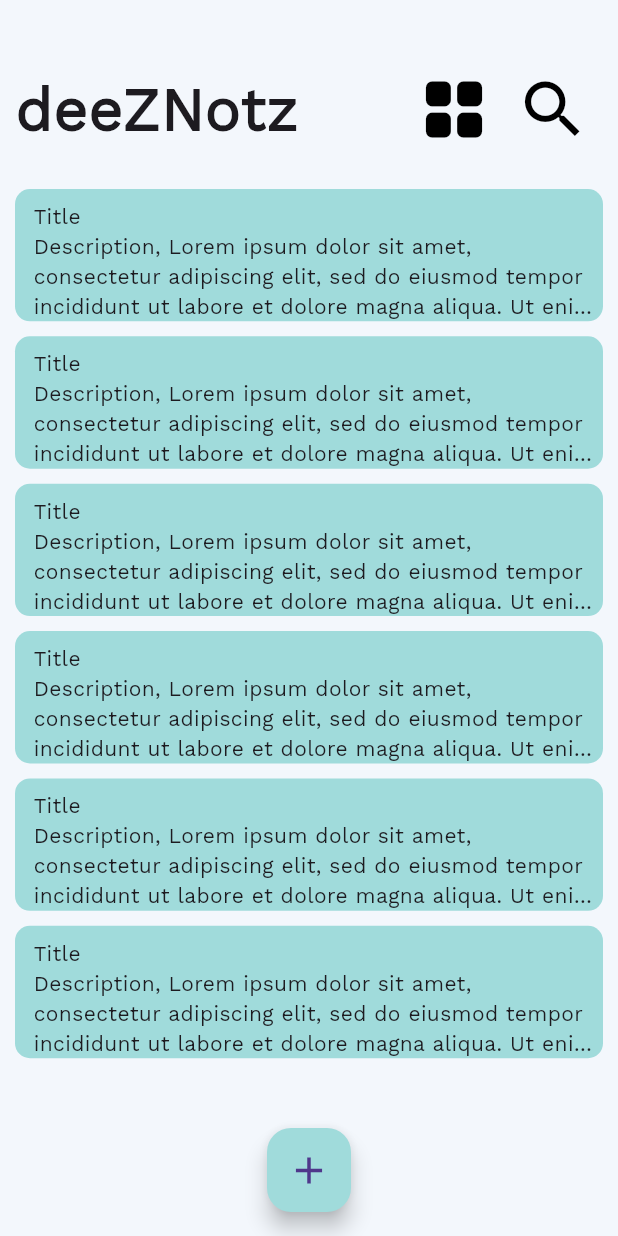
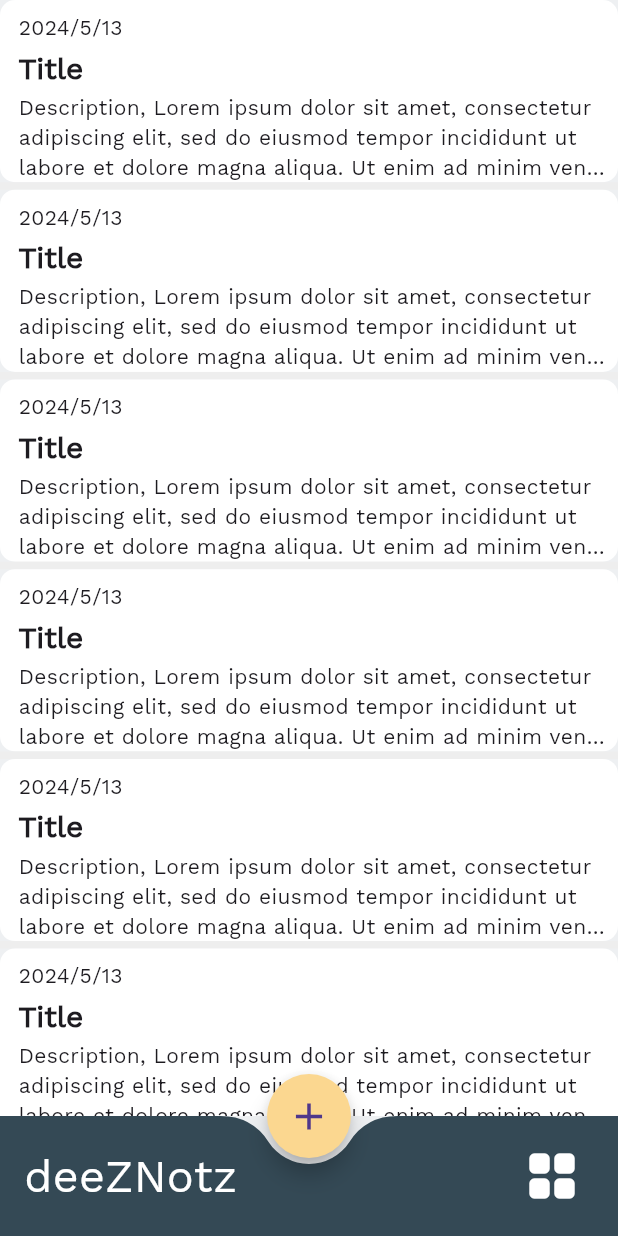
Before and after one commit to akarshbr/deeZNotz, a Flutter app: the screen it shows after launch, after a tap on the "menu" icon, on a phone screen of 412 x 824 dp. Run offline on Flutter 3.47's test engine with Material 3 defaults, Android fonts, the phone set to English and light mode, and no system bars; our stand-ins replace animated_text_kit, hive, hive_flutter, shared_preferences; accounts and stored records are empty.

Commit message:
UI modified

```diff
--- a/lib/app.dart
+++ b/lib/app.dart
@@ -1,3 +1,4 @@
+import 'package:deeznotz/core/constants/colors.dart';
 import 'package:deeznotz/presentation/home/controller/note_controller.dart';
 import 'package:deeznotz/presentation/home/controller/settings_controller.dart';
 import 'package:deeznotz/presentation/splash/view/splash_screen.dart';
@@ -16,7 +17,7 @@ class MyApp extends StatelessWidget {
         ChangeNotifierProvider(create: (context) => SettingsController())
       ],
       child: MaterialApp(
-        home: SplashScreen(),
+        home: const SplashScreen(),
         debugShowCheckedModeBanner: false,
         theme: _buildDeezNotzLightTheme(),
       ),
@@ -25,7 +26,7 @@ class MyApp extends StatelessWidget {
 }
 ThemeData _buildDeezNotzLightTheme(){
   final ThemeData base = ThemeData.light(useMaterial3: true);
-  return base.copyWith(
+  return base.copyWith(scaffoldBackgroundColor: DeezNotzColors.blue50,
     textTheme: _buildDeezNotzTextTheme(base.textTheme)
   );
 }
@@ -33,7 +34,7 @@ ThemeData _buildDeezNotzLightTheme(){
 TextTheme _buildDeezNotzTextTheme(TextTheme base) {
   return base.copyWith(
     headlineSmall: base.headlineSmall!.copyWith(fontWeight: FontWeight.w500),
-    titleLarge: base.titleLarge!.copyWith(fontSize: 20),
+    titleLarge: base.titleLarge!.copyWith(fontSize: 20,fontWeight: FontWeight.w900),
     bodySmall: base.bodySmall!.copyWith(fontWeight: FontWeight.w400,fontSize: 15),
     bodyLarge: base.bodyLarge!.copyWith(fontWeight: FontWeight.w500,fontSize: 17)
   ).apply(fontFamily: "WorkSans");
--- a/lib/core/constants/colors.dart
+++ b/lib/core/constants/colors.dart
@@ -1,10 +1,45 @@
 import 'package:flutter/widgets.dart';
 
-class ColorConstants{
-  static const Color bgColorLight =  Color(0xfff3f7fc);
+class DeezNotzColors{
+  static const Color bgColorLight =  Color(0xffeeeeee);
   static const Color bgColorDark =  Color(0xff19376d);
   static const Color cardBGColorLight = Color(0xffa0dbdb);
   static const Color cardBGColorDark = Color(0xff56a7a7);
   static const Color textColorLight = Color(0xff000000);
   static const Color textColorDark = Color(0xffffffff);
+
+  static const Color white50 = Color(0xFFFFFFFF);
+
+  static const Color black800 = Color(0xFF121212);
+  static const Color black900 = Color(0xFF000000);
+
+  static const Color blue50 = Color(0xFFEEF0F2);
+  static const Color blue100 = Color(0xFFD2DBE0);
+  static const Color blue200 = Color(0xFFADBBC4);
+  static const Color blue300 = Color(0xFF8CA2AE);
+  static const Color blue600 = Color(0xFF4A6572);
+  static const Color blue700 = Color(0xFF344955);
+  static const Color blue800 = Color(0xFF232F34);
+
+  static const Color orange300 = Color(0xFFFBD790);
+  static const Color orange400 = Color(0xFFF9BE64);
+  static const Color orange500 = Color(0xFFF9AA33);
+
+  static const Color red200 = Color(0xFFCF7779);
+  static const Color red400 = Color(0xFFFF4C5D);
+
+  static const Color white50Alpha060 = Color(0x99FFFFFF);
+
+  static const Color blue50Alpha060 = Color(0x99EEF0F2);
+
+  static const Color black900Alpha020 = Color(0x33000000);
+  static const Color black900Alpha087 = Color(0xDE000000);
+  static const Color black900Alpha060 = Color(0x99000000);
+
+  static const Color greyLabel = Color(0xFFAEAEAE);
+  static const Color darkBottomAppBarBackground = Color(0xFF2D2D2D);
+  static const Color darkDrawerBackground = Color(0xFF353535);
+  static const Color darkCardBackground = Color(0xFF1E1E1E);
+  static const Color darkChipBackground = Color(0xFF2A2A2A);
+  static const Color lightChipBackground = Color(0xFFE5E5E5);
 }
--- a/lib/core/dummy_data/dummy_data.dart
+++ b/lib/core/dummy_data/dummy_data.dart
@@ -1,4 +1,5 @@
-class DummyData{
+class DummyData {
+  static DateTime dateTime = DateTime.now();
   static const String title = "Title";
   static const String desc = "Description, Lorem ipsum dolor sit amet, consectetur adipiscing elit,"
       " sed do eiusmod tempor incididunt ut labore et dolore magna aliqua. Ut enim ad minim veniam, "
--- a/lib/presentation/home/view/home_screen.dart
+++ b/lib/presentation/home/view/home_screen.dart
@@ -5,6 +5,8 @@ import 'package:deeznotz/presentation/home/view/widgets/note_card.dart';
 import 'package:flutter/material.dart';
 import 'package:provider/provider.dart';
 import 'package:shared_preferences/shared_preferences.dart';
+
+import '../../../widgets/waterfall_notched_rectangle.dart';
 
 class HomeScreen extends StatefulWidget {
   const HomeScreen({super.key});
@@ -14,7 +16,7 @@ class HomeScreen extends StatefulWidget {
 }
 
 class _HomeScreenState extends State<HomeScreen> {
-   bool? _isGridView;
+  bool? _isGridView;
   late SharedPreferences sharedPreferences;
 
   _loadViewPreference() async {
@@ -32,52 +34,51 @@ class _HomeScreenState extends State<HomeScreen> {
 
   @override
   Widget build(BuildContext context) {
+    final textTheme = Theme.of(context).textTheme;
     var size = MediaQuery.of(context).size;
     return Scaffold(
-      backgroundColor: ColorConstants.bgColorLight,
-      body: Padding(
-        padding: const EdgeInsets.only(left: 10, right: 10),
+      body: SafeArea(
         child: CustomScrollView(
           slivers: [
-            StyleVariables.sliverSizedBox(40),
-            SliverToBoxAdapter(
-              child: Center(
-                child: SizedBox(
-                  width: size.width * .95,
-                  child: Row(
-                    mainAxisAlignment: MainAxisAlignment.start,
-                    children: [
-                      const Text("deeZNotz", style: StyleVariables.logoStyleLight),
-                      Spacer(),
-                      IconButton(
-                          onPressed: () {
-                            setState(() {
-                              _isGridView = !_isGridView!;
-                              Provider.of<SettingsController>(context, listen: false)
-                                  .saveViewPreference(_isGridView!);
-                            });
-                          },
-                          icon: Icon(
-                            _isGridView==true ? Icons.menu : Icons.grid_view_rounded,
-                            color: Colors.black,
-                            size: 50,
-                            weight: 1,
-                          )),
-                      IconButton(
-                          onPressed: () {},
-                          icon: Icon(
-                            Icons.search,
-                            color: Colors.black,
-                            size: 50,
-                            weight: 1,
-                          ))
-                    ],
-                  ),
-                ),
-              ),
-            ),
-            StyleVariables.sliverSizedBox(20),
-            _isGridView==true
+            //StyleVariables.sliverSizedBox(50),
+            // SliverToBoxAdapter(
+            //   child: Center(
+            //     child: Container(
+            //       color: Colors.white,
+            //       width: size.width * .95,
+            //       child: Row(
+            //         mainAxisAlignment: MainAxisAlignment.start,
+            //         children: [
+            //           const Text("deeZNotz", style: StyleVariables.logoStyleLight),
+            //           Spacer(),
+            //           IconButton(
+            //               onPressed: () {
+            //                 setState(() {
+            //                   _isGridView = !_isGridView!;
+            //                   Provider.of<SettingsController>(context, listen: false)
+            //                       .saveViewPreference(_isGridView!);
+            //                 });
+            //               },
+            //               icon: Icon(
+            //                 _isGridView == true ? Icons.menu : Icons.grid_view_rounded,
+            //                 color: Colors.black,
+            //                 size: 50,
+            //                 weight: 1,
+            //               )),
+            //           IconButton(
+            //               onPressed: () {},
+            //               icon: Icon(
+            //                 Icons.search,
+            //                 color: Colors.black,
+            //                 size: 50,
+            //                 weight: 1,
+            //               ))
+            //         ],
+            //       ),
+            //     ),
+            //   ),
+            // ),
+            _isGridView == true
                 ? SliverAnimatedGrid(
                     initialItemCount: 6,
                     itemBuilder: (context, index, _) {
@@ -90,22 +91,49 @@ class _HomeScreenState extends State<HomeScreen> {
                         mainAxisSpacing: 10,
                         crossAxisSpacing: 10,
                         childAspectRatio: 1.3))
-                : SliverAnimatedList(
-                    initialItemCount: 6,
-                    itemBuilder: (context, index, _) {
-                      return NoteCard(
-                        bottom: 10,
+                : SliverList.separated(
+                    itemCount: 6,
+                    itemBuilder: (context, index) {
+                      return NoteCard(bottom: 0);
+                    },
+                    separatorBuilder: (context, index) {
+                      return Container(
+                        height: 5,
+                        color: DeezNotzColors.bgColorLight,
                       );
                     })
           ],
         ),
       ),
-      floatingActionButtonLocation: FloatingActionButtonLocation.centerFloat,
+      floatingActionButtonLocation: FloatingActionButtonLocation.centerDocked,
       floatingActionButton: FloatingActionButton(
+        shape: const CircleBorder(),
           enableFeedback: true,
           onPressed: () {},
-          child: Icon(Icons.add, size: 30),
-          backgroundColor: ColorConstants.cardBGColorLight),
+          backgroundColor: DeezNotzColors.orange300,
+          child: const Icon(Icons.add, size: 30)),
+      bottomNavigationBar: BottomAppBar(shape: WaterfallNotchedRectangle(),color: DeezNotzColors.blue700,child: Row(
+        mainAxisAlignment: MainAxisAlignment.start,
+        children: [
+           Text("deeZNotz",style: TextStyle(fontSize: 30,color: DeezNotzColors.white50),),
+          Spacer(),
+          IconButton(
+              onPressed: () {
+                setState(() {
+                  _isGridView = !_isGridView!;
+                  Provider.of<SettingsController>(context, listen: false)
+                      .saveViewPreference(_isGridView!);
+                });
+              },
+              icon: Icon(
+                _isGridView == true ? Icons.menu : Icons.grid_view_rounded,
+                color: DeezNotzColors.white50,
+                size: 40,
+                weight: 1,
+              )),
+
+        ],
+      ),),
     );
   }
 }
--- a/lib/presentation/home/view/widgets/note_card.dart
+++ b/lib/presentation/home/view/widgets/note_card.dart
@@ -1,5 +1,3 @@
-import 'package:deeznotz/core/constants/colors.dart';
-import 'package:deeznotz/core/constants/style.dart';
 import 'package:deeznotz/core/dummy_data/dummy_data.dart';
 import 'package:flutter/material.dart';
 
@@ -10,17 +8,21 @@ class NoteCard extends StatelessWidget {
   @override
   Widget build(BuildContext context) {
     var size = MediaQuery.of(context).size;
+    final textTheme = Theme.of(context).textTheme;
     return InkWell(
       onTap: () {},
       child: Container(
         padding: EdgeInsets.only(left: size.width*.03,top: size.height*.01,right: size.width*.015),
         margin: EdgeInsets.only(bottom: bottom),
-        decoration: BoxDecoration(borderRadius: BorderRadius.circular(10), color: ColorConstants.cardBGColorLight),
+        decoration: BoxDecoration(borderRadius: BorderRadius.circular(10),color: Colors.white),
         child: Column(
           crossAxisAlignment: CrossAxisAlignment.start,
           children: [
-            Text(DummyData.title,),
-            Text(DummyData.desc,overflow: TextOverflow.ellipsis,maxLines: 3,)
+            Text("${DummyData.dateTime.year}/${DummyData.dateTime.month}/${DummyData.dateTime.day}"),
+            SizedBox(height: size.width*.01),
+            Text(DummyData.title,style: textTheme.titleLarge,),
+            SizedBox(height: size.width*.01),
+            const Text(DummyData.desc,overflow: TextOverflow.ellipsis,maxLines: 3,)
           ],
         ),
       ),
--- a/lib/presentation/splash/view/splash_screen.dart
+++ b/lib/presentation/splash/view/splash_screen.dart
@@ -24,7 +24,7 @@ class _SplashScreenState extends State<SplashScreen> {
   @override
   Widget build(BuildContext context) {
     return Scaffold(
-      backgroundColor: ColorConstants.bgColorLight,
+      backgroundColor: DeezNotzColors.bgColorLight,
       body: Center(
         child: Row(
           mainAxisAlignment: MainAxisAlignment.center,
--- /dev/null
+++ b/lib/widgets/waterfall_notched_rectangle.dart
@@ -0,0 +1,91 @@
+ import 'dart:math' as math;
+
+import 'package:flutter/material.dart';
+
+/// A rectangle with a smooth circular notch.
+///
+/// See also:
+///
+///  * [CircleBorder], a [ShapeBorder] that describes a circle.
+class WaterfallNotchedRectangle extends NotchedShape {
+  /// Creates a [WaterfallNotchedRectangle].
+  ///
+  /// The same object can be used to create multiple shapes.
+  const WaterfallNotchedRectangle();
+
+  /// Creates a [Path] that describes a rectangle with a smooth circular notch.
+  ///
+  /// `host` is the bounding box for the returned shape. Conceptually this is
+  /// the rectangle to which the notch will be applied.
+  ///
+  /// `guest` is the bounding box of a circle that the notch accommodates. All
+  /// points in the circle bounded by `guest` will be outside of the returned
+  /// path.
+  ///
+  /// The notch is curve that smoothly connects the host's top edge and
+  /// the guest circle.
+  @override
+  Path getOuterPath(Rect host, Rect? guest) {
+    if (guest == null || !host.overlaps(guest)) return Path()..addRect(host);
+
+    // The guest's shape is a circle bounded by the guest rectangle.
+    // So the guest's radius is half the guest width.
+    final double notchRadius = guest.width / 2.0;
+
+    // We build a path for the notch from 3 segments:
+    // Segment A - a Bezier curve from the host's top edge to segment B.
+    // Segment B - an arc with radius notchRadius.
+    // Segment C - a Bezier curve from segment B back to the host's top edge.
+    //
+    // A detailed explanation and the derivation of the formulas below is
+    // available at: https://goo.gl/Ufzrqn
+
+    // s1, s2 are the two knobs controlling the behavior of the bezzier curve.
+    const double s1 = 21.0;
+    const double s2 = 6.0;
+
+    final double r = notchRadius;
+    final double a = -1.0 * r - s2;
+    final double b = host.top - guest.center.dy;
+
+    final double n2 = math.sqrt(b * b * r * r * (a * a + b * b - r * r));
+    final double p2xA = ((a * r * r) - n2) / (a * a + b * b);
+    final double p2xB = ((a * r * r) + n2) / (a * a + b * b);
+    final double p2yA = math.sqrt(r * r - p2xA * p2xA);
+    final double p2yB = math.sqrt(r * r - p2xB * p2xB);
+
+    final List<Offset?> p = List<Offset?>.filled(6, null, growable: false);
+
+    // p0, p1, and p2 are the control points for segment A.
+    p[0] = Offset(a - s1, b);
+    p[1] = Offset(a, b);
+    final double cmp = b < 0 ? -1.0 : 1.0;
+    p[2] = cmp * p2yA > cmp * p2yB ? Offset(p2xA, p2yA) : Offset(p2xB, p2yB);
+
+    // p3, p4, and p5 are the control points for segment B, which is a mirror
+    // of segment A around the y axis.
+    p[3] = Offset(-1.0 * p[2]!.dx, p[2]!.dy);
+    p[4] = Offset(-1.0 * p[1]!.dx, p[1]!.dy);
+    p[5] = Offset(-1.0 * p[0]!.dx, p[0]!.dy);
+
+    // translate all points back to the absolute coordinate system.
+    for (int i = 0; i < p.length; i += 1) {
+      p[i] = p[i]! + guest.center;
+    }
+
+    return Path()
+      ..moveTo(host.left, host.top)
+      ..lineTo(p[0]!.dx, p[0]!.dy)
+      ..quadraticBezierTo(p[1]!.dx, p[1]!.dy, p[2]!.dx, p[2]!.dy)
+      ..arcToPoint(
+        p[3]!,
+        radius: Radius.circular(notchRadius),
+        clockwise: false,
+      )
+      ..quadraticBezierTo(p[4]!.dx, p[4]!.dy, p[5]!.dx, p[5]!.dy)
+      ..lineTo(host.right, host.top)
+      ..lineTo(host.right, host.bottom)
+      ..lineTo(host.left, host.bottom)
+      ..close();
+  }
+}
```
